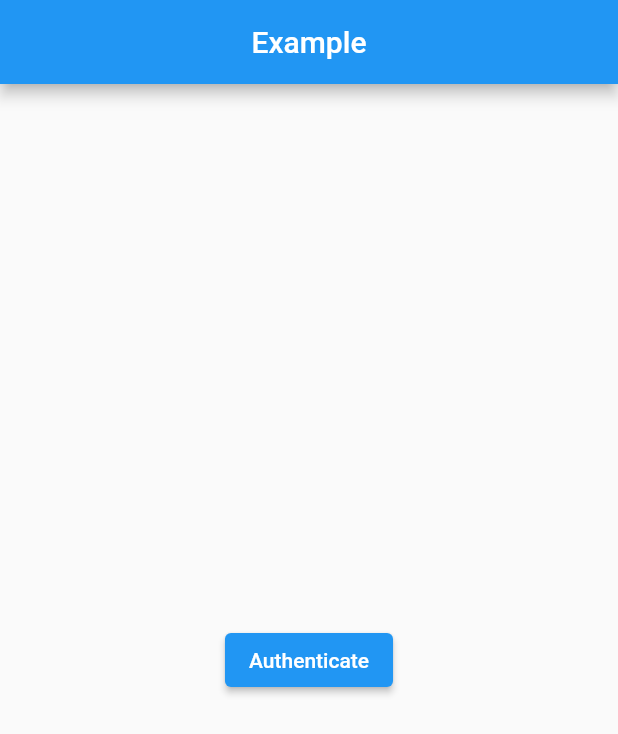
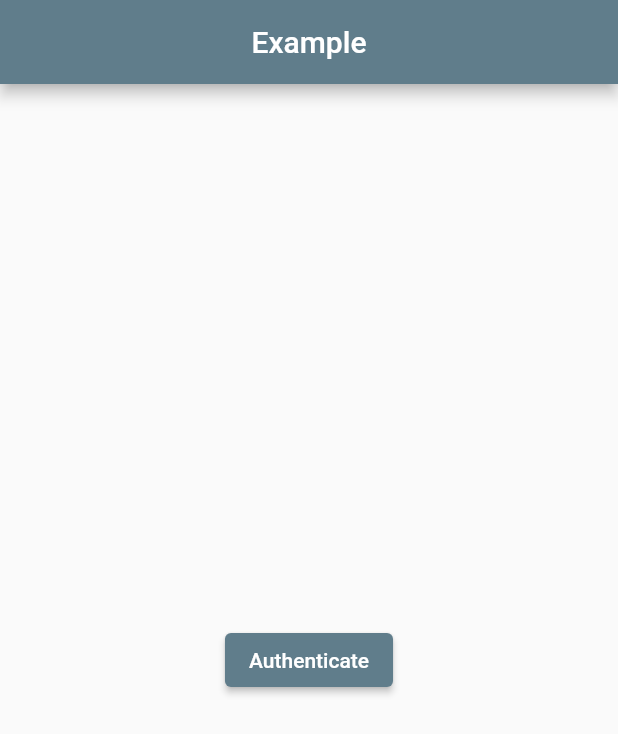
Before and after one commit to ncueteam/ncue_app_project, a Flutter app: the screen it shows after launch, on a phone screen of 412 x 824 dp. Shown: the top 734 px of the screen. Run offline on Flutter 3.47's test engine with Material 2 defaults, Android fonts, the light colour scheme and no system bars; our stand-ins replace local_auth; missing offline and left inert: mqtt_client.

Commit message:
系統架構更新

```diff
--- a/lib/main.dart
+++ b/lib/main.dart
@@ -2,17 +2,21 @@ import 'package:flutter/material.dart';
 import 'package:ncue_yproject/screens/home_screen.dart';
 
 void main() {
-  runApp(const MyApp());
+  runApp(const Main());
 }
 
-class MyApp extends StatelessWidget {
-  const MyApp({super.key});
+class Main extends StatelessWidget {
+  const Main({super.key});
   @override
   Widget build(BuildContext context) {
     return MaterialApp(
-      title: 'Flutter Demo',
+      debugShowCheckedModeBanner: false,
+      title: 'NCUE 彰師大物聯網專案',
       theme: ThemeData(
-        primarySwatch: Colors.blue,
+        primaryColorDark: Colors.black12,
+        primaryColorLight: Colors.white60,
+        primarySwatch: Colors.blueGrey
+        // primarySwatch: Colors.blue,
       ),
       home: const HomeScreen(),
     );
```
Also changed, not shown: lib/screens/old_auth_srreen.dart (deleted, +0 -124 lines), lib/services/local_auth_service.dart (+0 -8 lines), 2 other files.
